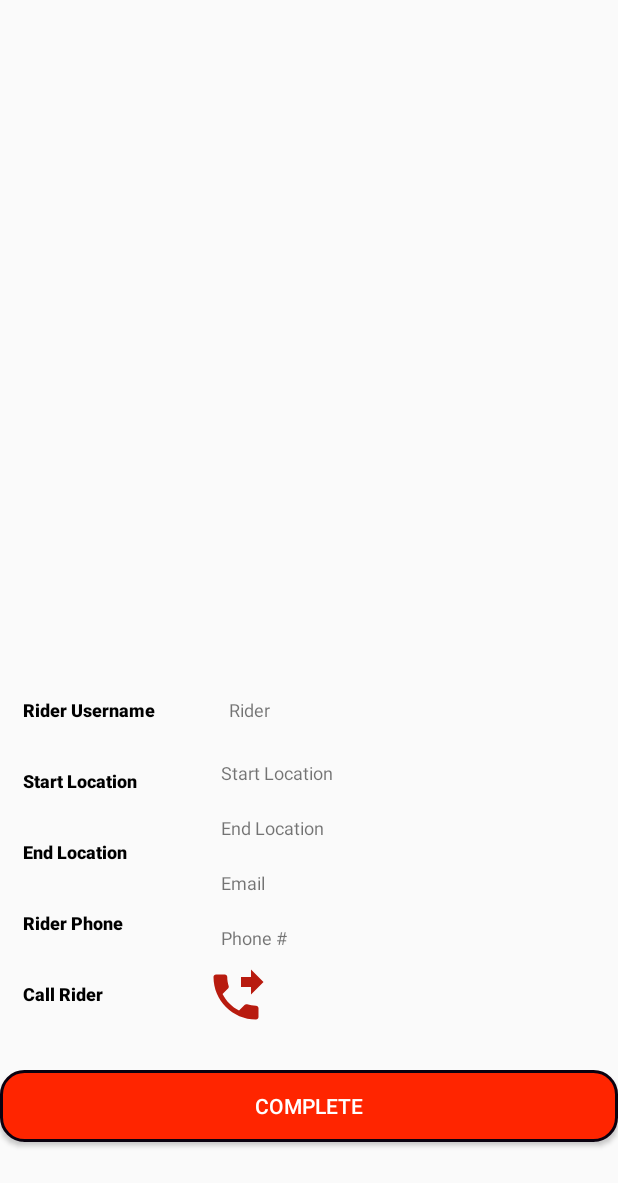
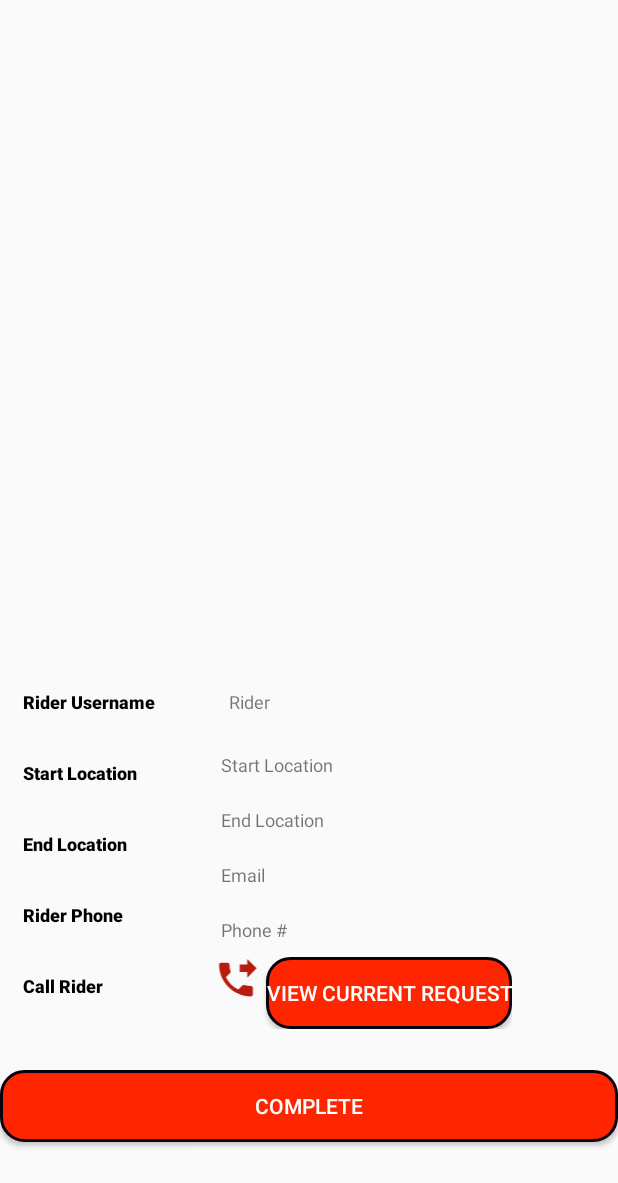
Before and after one commit to CMPUT301W20T13/SkipTheGas, an Android app: the DriverTripProcessActivity screen opened directly, with no data from a screen before it, on a phone screen of 412 x 824 dp, the part 53-1236 px from its top. Run offline under Robolectric (Android 15) with nearby library versions, the phone set to English and light mode, and no system bars; our stand-ins replace Firebase (no records; nobody signed in at launch, a user with empty details on screens opened directly); libraries missing offline, so code that uses them is left out: com.google.maps.internal, com.google.maps.model; 2 statements that could not run were skipped.

Commit message:
added view driver current request button

```diff
--- a/SkipTheGas/app/src/main/res/layout/activity_driver_trip_process.xml
+++ b/SkipTheGas/app/src/main/res/layout/activity_driver_trip_process.xml
@@ -135,6 +135,11 @@
                 android:textSize="12sp"
                 tools:ignore="HardcodedText" />
 
+            <LinearLayout
+                android:layout_width="wrap_content"
+                android:layout_height="wrap_content"
+                android:orientation="horizontal">
+
                 <ImageView
                     android:id="@+id/driver_phone_icon"
                     android:layout_width="wrap_content"
@@ -143,6 +148,17 @@
                     android:contentDescription="Phone Rider"
                     android:src="@drawable/ic_phone_forward_red"
                     tools:ignore="HardcodedText" />
+
+                <Button
+                    android:layout_width="wrap_content"
+                    android:layout_height="wrap_content"
+                    android:id="@+id/driver_process_view_request_button"
+                    android:text="View Current Request"
+                    tools:ignore="HardcodedText"
+                    android:textColor="#FFFFFF"
+                    android:background="@drawable/roundedbutton"/>
+            </LinearLayout>
+
 
         </LinearLayout>
 
```
Lines whose indentation alone changed are shown as unchanged.
